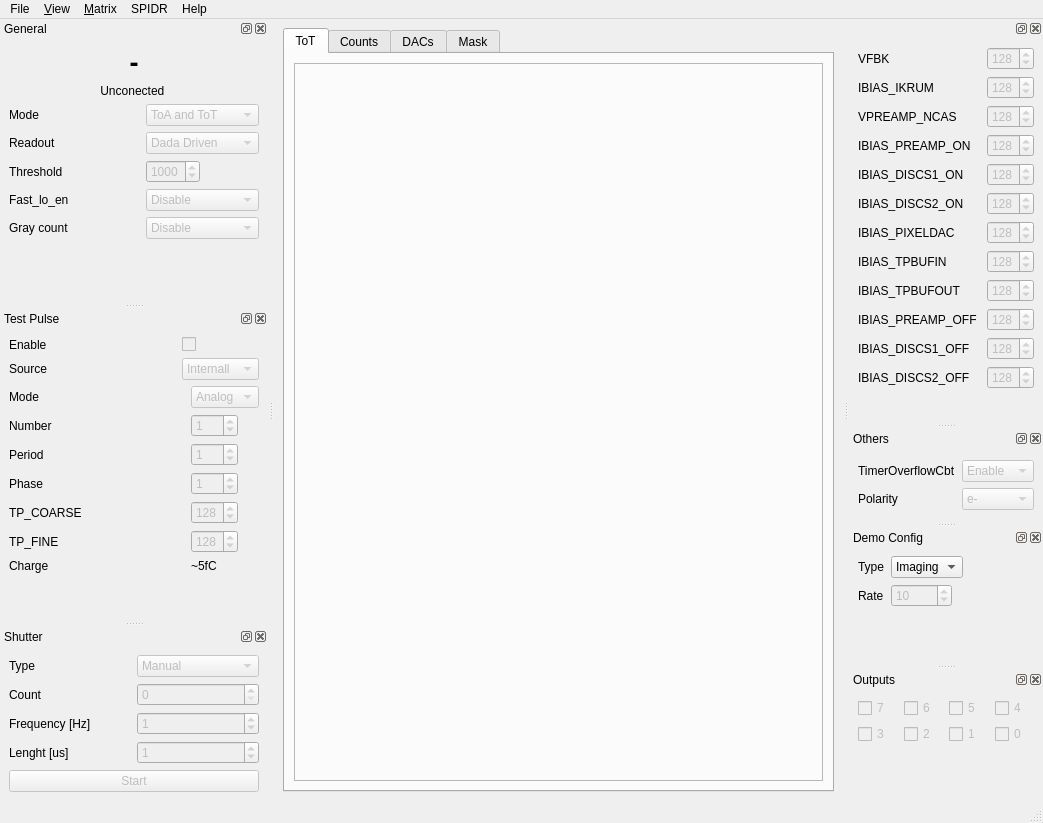
This is python/ui/MainWnd.ui in navrit/dexter as Qt 5 draws it before an edit. The edited form follows.
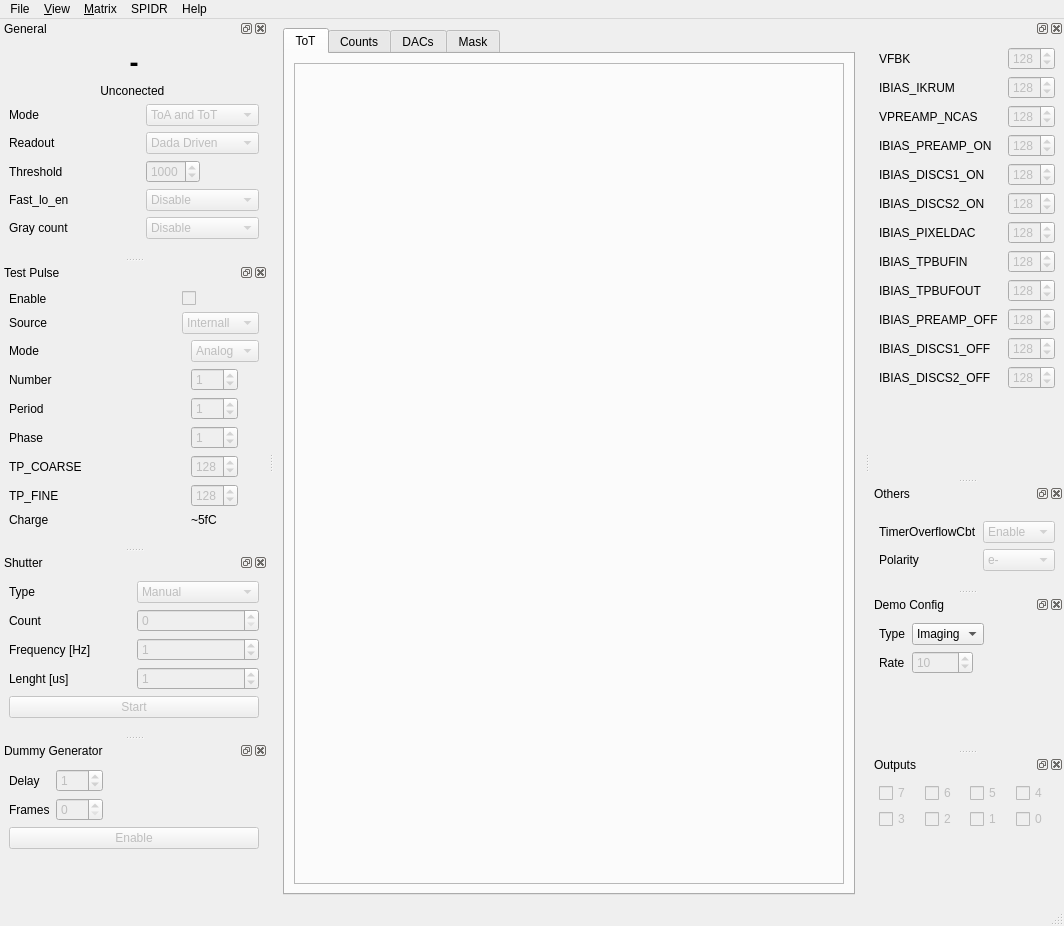
This is the edited form. Icons and pictures are not drawn. Custom widgets are drawn as their Qt base class.

Commit message: [python] dummy generator, daq speed test, numpy integrated with spidrdaq

Diff of the .ui file:
```diff
--- a/python/ui/MainWnd.ui
+++ b/python/ui/MainWnd.ui
@@ -6,8 +6,8 @@
    <rect>
     <x>0</x>
     <y>0</y>
-    <width>1043</width>
-    <height>815</height>
+    <width>1064</width>
+    <height>926</height>
    </rect>
   </property>
   <property name="windowTitle">
@@ -101,7 +101,7 @@
     <rect>
      <x>0</x>
      <y>0</y>
-     <width>1043</width>
+     <width>1064</width>
      <height>20</height>
     </rect>
    </property>
@@ -218,7 +218,7 @@
    <property name="minimumSize">
     <size>
      <width>268</width>
-     <height>284</height>
+     <height>224</height>
     </size>
    </property>
    <property name="windowTitle">
@@ -407,7 +407,7 @@
        <property name="sizeHint" stdset="0">
         <size>
          <width>20</width>
-         <height>10</height>
+         <height>0</height>
         </size>
        </property>
       </spacer>
@@ -425,7 +425,7 @@
    <property name="minimumSize">
     <size>
      <width>183</width>
-     <height>312</height>
+     <height>267</height>
     </size>
    </property>
    <property name="windowTitle">
@@ -679,7 +679,7 @@
        <property name="sizeHint" stdset="0">
         <size>
          <width>20</width>
-         <height>40</height>
+         <height>0</height>
         </size>
        </property>
       </spacer>
@@ -807,7 +807,7 @@
        <property name="sizeHint" stdset="0">
         <size>
          <width>20</width>
-         <height>40</height>
+         <height>0</height>
         </size>
        </property>
       </spacer>
@@ -1479,6 +1479,100 @@
     </layout>
    </widget>
   </widget>
+  <widget class="QDockWidgetClose" name="dockDummy">
+   <property name="windowTitle">
+    <string>Dummy Generator</string>
+   </property>
+   <attribute name="dockWidgetArea">
+    <number>1</number>
+   </attribute>
+   <widget class="QWidget" name="dockWidgetContents_8">
+    <layout class="QVBoxLayout" name="verticalLayout_6">
+     <item>
+      <layout class="QFormLayout" name="formLayout_2">
+       <property name="fieldGrowthPolicy">
+        <enum>QFormLayout::ExpandingFieldsGrow</enum>
+       </property>
+       <item row="0" column="0">
+        <widget class="QLabel" name="label_2">
+         <property name="text">
+          <string>Delay</string>
+         </property>
+        </widget>
+       </item>
+       <item row="1" column="0">
+        <widget class="QLabel" name="label_3">
+         <property name="text">
+          <string>Frames</string>
+         </property>
+        </widget>
+       </item>
+       <item row="0" column="1">
+        <widget class="QSpinBox" name="spinDummyDelay">
+         <property name="enabled">
+          <bool>false</bool>
+         </property>
+         <property name="sizePolicy">
+          <sizepolicy hsizetype="Fixed" vsizetype="Fixed">
+           <horstretch>0</horstretch>
+           <verstretch>0</verstretch>
+          </sizepolicy>
+         </property>
+         <property name="maximum">
+          <number>255</number>
+         </property>
+         <property name="value">
+          <number>1</number>
+         </property>
+        </widget>
+       </item>
+       <item row="1" column="1">
+        <widget class="QSpinBox" name="spinDummyFrames">
+         <property name="enabled">
+          <bool>false</bool>
+         </property>
+         <property name="sizePolicy">
+          <sizepolicy hsizetype="Fixed" vsizetype="Fixed">
+           <horstretch>0</horstretch>
+           <verstretch>0</verstretch>
+          </sizepolicy>
+         </property>
+         <property name="maximum">
+          <number>255</number>
+         </property>
+         <property name="value">
+          <number>0</number>
+         </property>
+        </widget>
+       </item>
+      </layout>
+     </item>
+     <item>
+      <widget class="QPushButton" name="buttonDummyStart">
+       <property name="enabled">
+        <bool>false</bool>
+       </property>
+       <property name="text">
+        <string>Enable</string>
+       </property>
+      </widget>
+     </item>
+     <item>
+      <spacer name="verticalSpacer_2">
+       <property name="orientation">
+        <enum>Qt::Vertical</enum>
+       </property>
+       <property name="sizeHint" stdset="0">
+        <size>
+         <width>20</width>
+         <height>40</height>
+        </size>
+       </property>
+      </spacer>
+     </item>
+    </layout>
+   </widget>
+  </widget>
   <action name="actionGeneral">
    <property name="checkable">
     <bool>true</bool>
```
Left out of the diff: 9 changed lines with no effect on the pictures. The commit also changes 8 other files.
